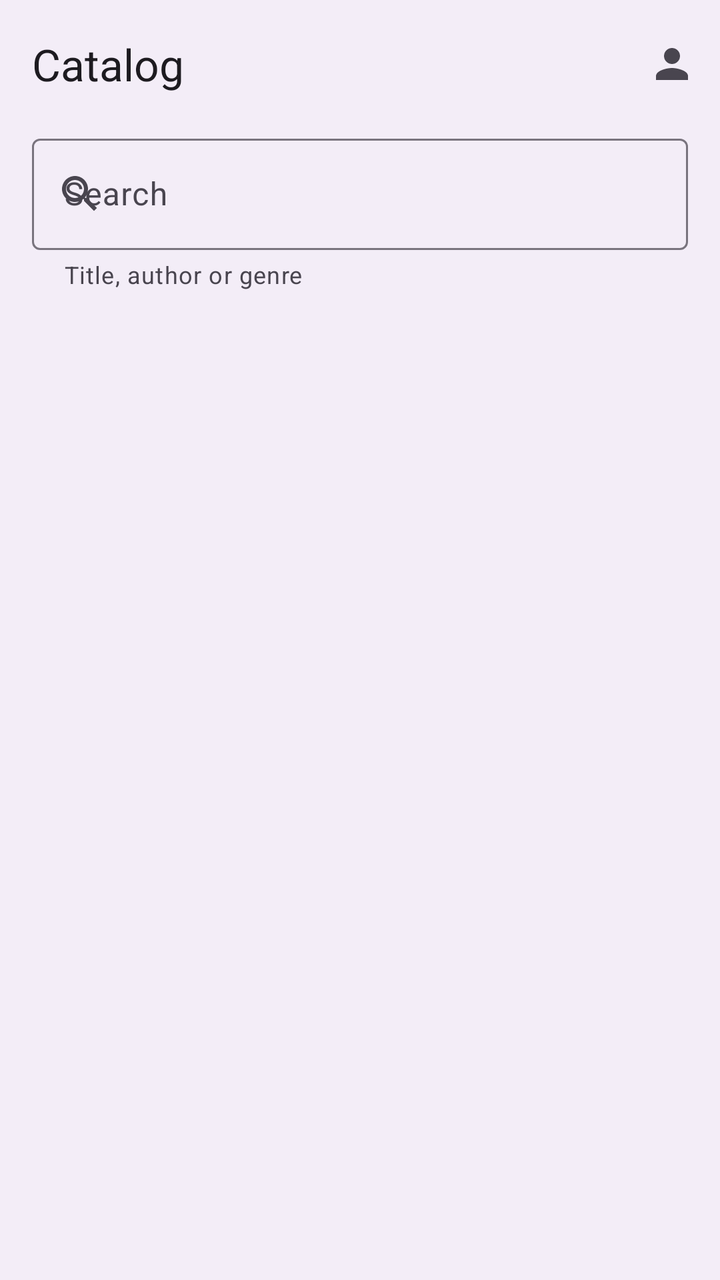
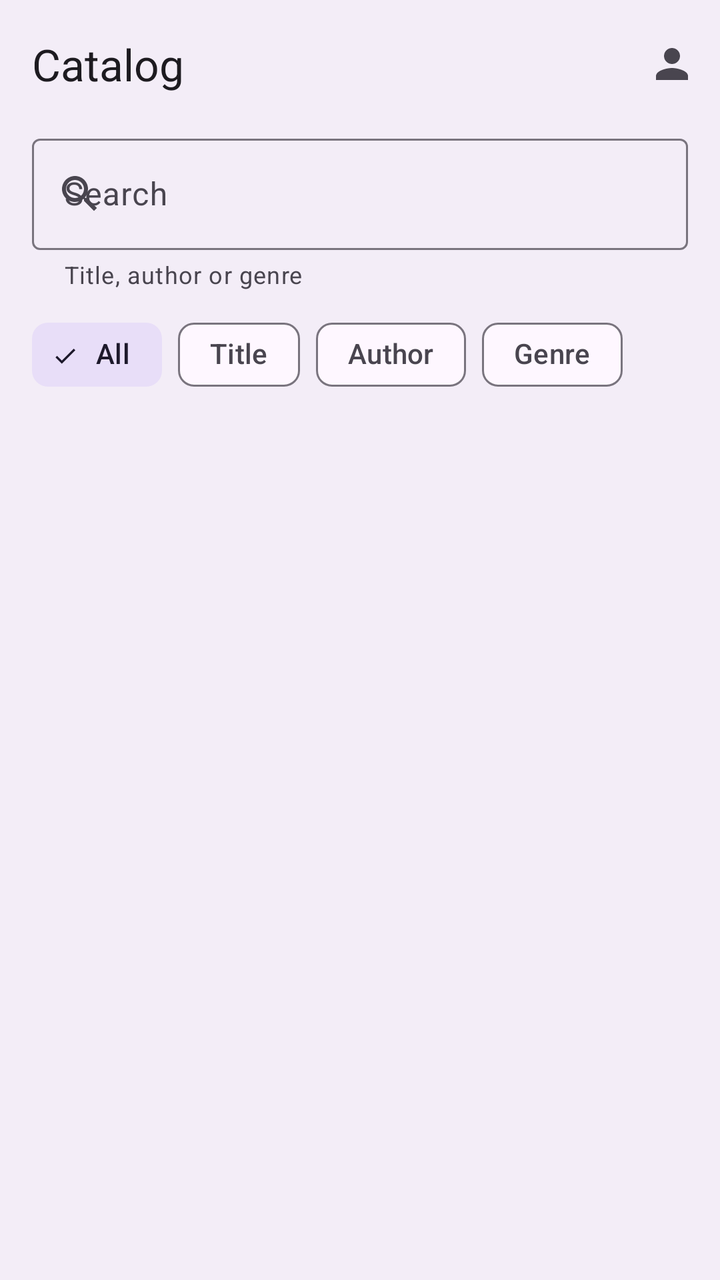

Before-and-after screenshots of an Android layout around one commit, followed by the original layout XML and the change that was made.
<!-- AndroidManifest.xml: application theme Theme.ReadMe -->
<!-- res/layout/activity_catalog.xml -->
<?xml version="1.0" encoding="utf-8"?>
<LinearLayout xmlns:android="http://schemas.android.com/apk/res/android"
    xmlns:app="http://schemas.android.com/apk/res-auto"
    android:layout_width="match_parent"
    android:layout_height="match_parent"
    android:background="?attr/colorSurfaceContainer"
    android:fitsSystemWindows="true"
    android:orientation="vertical">

    <com.google.android.material.appbar.MaterialToolbar
        android:id="@+id/toolbar"
        android:layout_width="match_parent"
        android:layout_height="?attr/actionBarSize"
        android:background="?attr/colorSurfaceContainer"
        app:menu="@menu/menu_catalog"
        app:title="Catalog" />

    <com.google.android.material.textfield.TextInputLayout
        android:id="@+id/tilSearch"
        android:layout_width="match_parent"
        android:layout_height="wrap_content"
        android:layout_marginHorizontal="16dp"
        android:layout_marginBottom="8dp"
        android:hint="Search"
        app:helperText="Title, author or genre"
        app:startIconContentDescription="Search"
        app:startIconDrawable="@drawable/ic_search">

        <com.google.android.material.textfield.TextInputEditText
            android:id="@+id/etSearch"
            android:layout_width="match_parent"
            android:layout_height="wrap_content"
            android:imeOptions="actionSearch"
            android:inputType="text" />
    </com.google.android.material.textfield.TextInputLayout>

    <FrameLayout
        android:layout_width="match_parent"
        android:layout_height="0dp"
        android:layout_weight="1">

        <androidx.recyclerview.widget.RecyclerView
            android:id="@+id/rvBooks"
            android:layout_width="match_parent"
            android:layout_height="match_parent"
            android:clipToPadding="false"
            android:paddingHorizontal="16dp"
            android:paddingBottom="8dp" />

        <include
            android:id="@+id/viewEmpty"
            layout="@layout/view_empty" />
    </FrameLayout>
</LinearLayout>
<!-- res/layout/view_empty.xml (included above) -->
<?xml version="1.0" encoding="utf-8"?>
<LinearLayout xmlns:android="http://schemas.android.com/apk/res/android"
    android:id="@+id/llEmpty"
    android:layout_width="match_parent"
    android:layout_height="wrap_content"
    android:gravity="center"
    android:orientation="vertical"
    android:padding="24dp"
    android:visibility="gone">

    <com.google.android.material.textview.MaterialTextView
        android:id="@+id/tvEmptyTitle"
        android:layout_width="wrap_content"
        android:layout_height="wrap_content"
        android:text="Nothing here yet"
        android:textAppearance="?attr/textAppearanceTitleMedium" />

    <com.google.android.material.textview.MaterialTextView
        android:id="@+id/tvEmptyMessage"
        android:layout_width="wrap_content"
        android:layout_height="wrap_content"
        android:layout_marginTop="8dp"
        android:gravity="center"
        android:text="No results to show."
        android:textAppearance="?attr/textAppearanceBodyMedium" />
</LinearLayout>
<!-- resources referenced by this layout -->
<resources>
  <!-- drawable ic_search (drawable) -->
  <vector xmlns:android="http://schemas.android.com/apk/res/android"
      android:width="24dp"
      android:height="24dp"
      android:tint="?attr/colorControlNormal"
      android:viewportWidth="24"
      android:viewportHeight="24">
      <path
          android:fillColor="@android:color/white"
          android:pathData="M15.5,14h-0.79l-0.28,-0.27C15.41,12.59 16,11.11 16,9.5 16,5.91 13.09,3 9.5,3S3,5.91 3,9.5 5.91,16 9.5,16c1.61,0 3.09,-0.59 4.23,-1.57l0.27,0.28v0.79l5,4.99L20.49,19l-4.99,-5zM9.5,14C7.01,14 5,11.99 5,9.5S7.01,5 9.5,5 14,7.01 14,9.5 11.99,14 9.5,14z" />
  </vector>
  <style name="Theme.ReadMe" parent="Base.Theme.ReadMe" />
  <style name="Base.Theme.ReadMe" parent="Theme.Material3.DayNight.NoActionBar">
          
          
      </style>
</resources>

<!-- the commit's change to res/layout/activity_catalog.xml (unified diff, before → after) -->
@@ -33,6 +33,44 @@
             android:imeOptions="actionSearch"
             android:inputType="text" />
     </com.google.android.material.textfield.TextInputLayout>
+
+    <com.google.android.material.chip.ChipGroup
+        android:id="@+id/chipGroup"
+        android:layout_width="match_parent"
+        android:layout_height="wrap_content"
+        android:layout_marginHorizontal="16dp"
+        app:selectionRequired="true"
+        app:singleSelection="true">
+
+        <com.google.android.material.chip.Chip
+            android:id="@+id/chipAll"
+            style="@style/Widget.Material3.Chip.Filter"
+            android:layout_width="wrap_content"
+            android:layout_height="wrap_content"
+            android:checked="true"
+            android:text="All" />
+
+        <com.google.android.material.chip.Chip
+            android:id="@+id/chipTitle"
+            style="@style/Widget.Material3.Chip.Filter"
+            android:layout_width="wrap_content"
+            android:layout_height="wrap_content"
+            android:text="Title" />
+
+        <com.google.android.material.chip.Chip
+            android:id="@+id/chipAuthor"
+            style="@style/Widget.Material3.Chip.Filter"
+            android:layout_width="wrap_content"
+            android:layout_height="wrap_content"
+            android:text="Author" />
+
+        <com.google.android.material.chip.Chip
+            android:id="@+id/chipGenre"
+            style="@style/Widget.Material3.Chip.Filter"
+            android:layout_width="wrap_content"
+            android:layout_height="wrap_content"
+            android:text="Genre" />
+    </com.google.android.material.chip.ChipGroup>
 
     <FrameLayout
         android:layout_width="match_parent"
